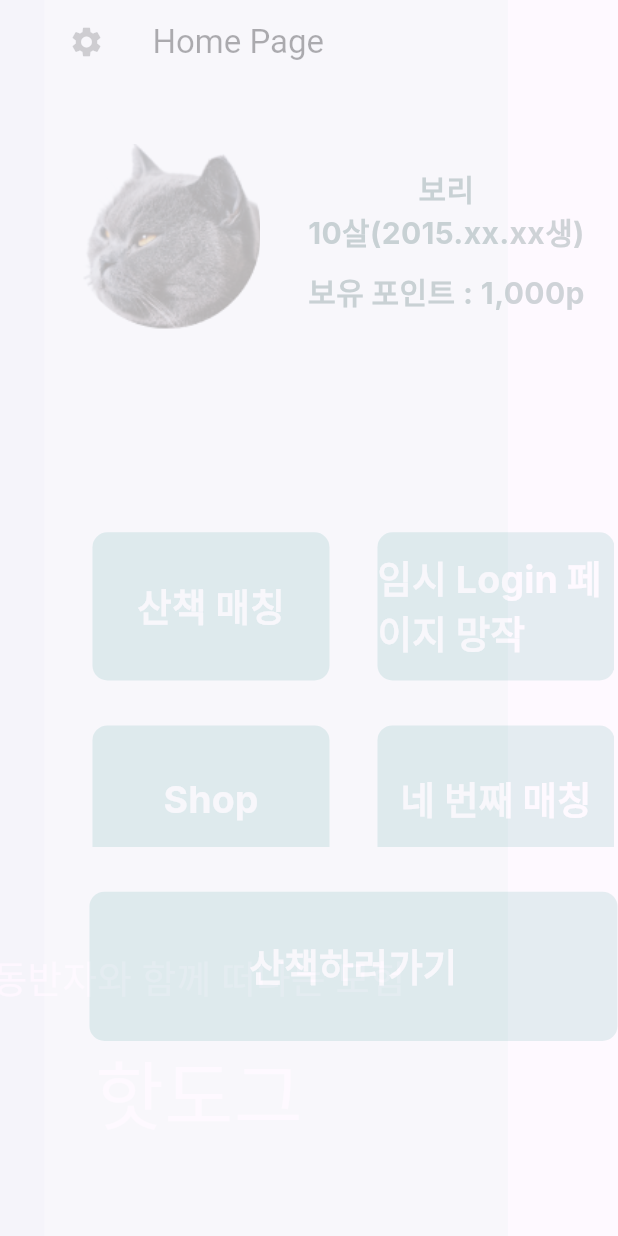
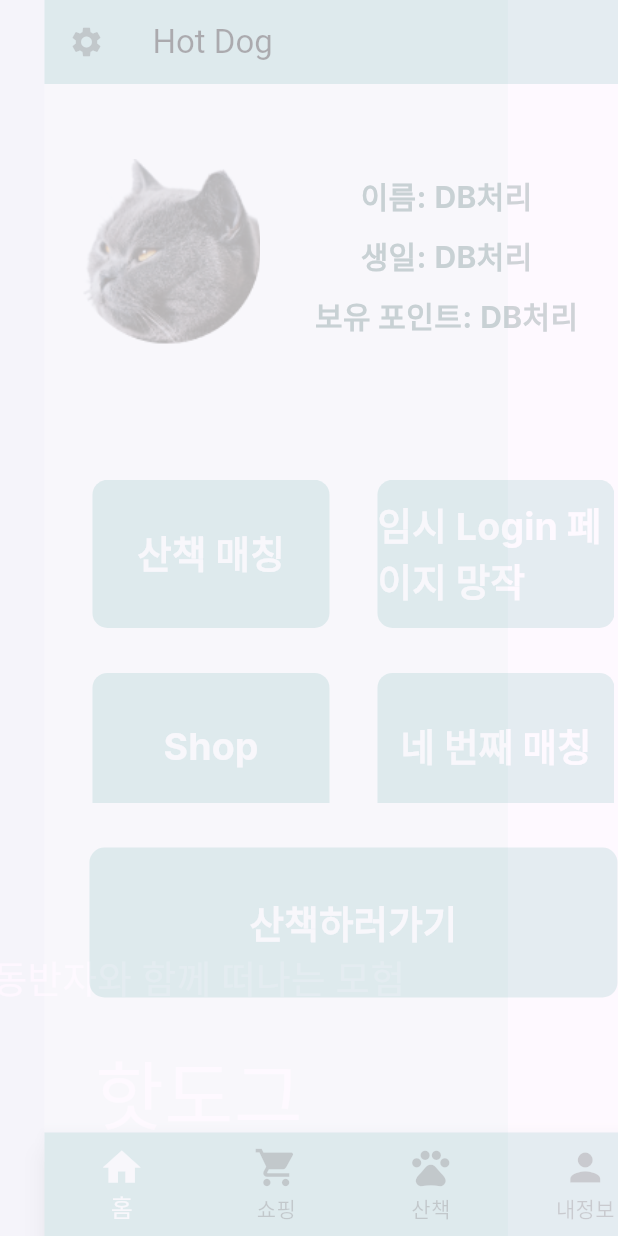
Before and after one commit to ddongleddongle/hotdog, a Flutter app: the screen it shows after launch, after a tap on the "settings" icon, on a phone screen of 412 x 824 dp. Run offline on Flutter 3.47's test engine with Material 3 defaults, Android fonts, the phone set to English and light mode, and no system bars; our stand-ins replace geocoding, geolocator, google_maps_flutter, permission_handler; missing offline and left inert: flutter_polyline_points, mysql_client; Roboto replaces fonts that are missing (Inter).

Commit message:
메인 페이지 수정

```diff
--- a/analysis_options.yaml
+++ b/analysis_options.yaml
@@ -21,6 +21,11 @@ linter:
   # `// ignore_for_file: name_of_lint` syntax on the line or in the file
   # producing the lint.
   rules:
+    prefer_typing_uninitialized_variables : false
+    prefer_const_constructors_in_immutables : false
+    prefer_const_constructors : false
+    avoid_print : false
+    prefer_const_literals_to_create_immutables : false
     # avoid_print: false  # Uncomment to disable the `avoid_print` rule
     # prefer_single_quotes: true  # Uncomment to enable the `prefer_single_quotes` rule
 
--- a/lib/Home.dart
+++ b/lib/Home.dart
@@ -10,47 +10,67 @@ class Home extends StatelessWidget {
   @override
   Widget build(BuildContext context) {
     return Scaffold(
-      appBar: AppBar(
-        backgroundColor: Colors.white,
-        leading: IconButton(
-          icon: Icon(Icons.settings, color: Colors.black54), // 설정 아이콘
-          onPressed: () {
-            // 설정 화면으로 이동하는 로직 추가
-            Navigator.push(
-              context,
-              MaterialPageRoute(builder: (context) => Start()), // Start 페이지로 이동
-            );
-          },
-        ),
-        title: Text("Home Page", style: TextStyle(color: Colors.black)), // 제목을 더 명확하게 설정
-      ),
+      appBar: _buildAppBar(context),
       body: Container(
-        width: double.infinity,
-        height: double.infinity,
         color: Colors.white,
         child: Column(
           children: [
-            Container(
-              margin: EdgeInsets.fromLTRB(0, 20, 0, 60),
+            _buildProfileSection(),
+            Expanded(child: _buildGridButtons(context)),
+            _buildWalkingButton(context),
+          ],
+        ),
+      ),
+      bottomNavigationBar: _buildBottomNavigationBar(context),
+    );
+  }
+
+  AppBar _buildAppBar(BuildContext context) {
+    return AppBar(
+      backgroundColor: Color(0xFFAAD5D1),
+      leading: IconButton(
+        icon: Icon(Icons.settings, color: Colors.black54),
+        onPressed: () {
+          Navigator.push(context, MaterialPageRoute(builder: (context) => Start()));
+        },
+      ),
+      title: Text("Hot Dog", style: TextStyle(color: Colors.black)),
+    );
+  }
+
+  Widget _buildProfileSection() {
+    return Container(
+      margin: EdgeInsets.fromLTRB(0, 30, 0, 30),
       padding: EdgeInsets.all(20),
       child: Row(
         mainAxisAlignment: MainAxisAlignment.spaceEvenly,
         children: [
           Expanded(
-                    flex: 1, // 이미지가 차지할 비율
-                    child: Image.asset('assets/pet.png', fit: BoxFit.contain), // 이미지 비율 유지
+            flex: 1,
+            child: Image.asset('assets/pet.png', fit: BoxFit.contain),
           ),
           Expanded(
-                    flex: 2, // 텍스트가 차지할 비율
+            flex: 2,
             child: Column(
-                      mainAxisAlignment: MainAxisAlignment.center, // 텍스트 중앙 정렬
+              mainAxisAlignment: MainAxisAlignment.center,
               children: [
-                        SizedBox(
-                          width: 225,
-                          height: 59,
+                _buildProfileText('이름: DB처리'),
+                _buildProfileText('생일: DB처리'),
+                _buildProfileText('보유 포인트: DB처리'),
+              ],
+            ),
+          ),
+        ],
+      ),
+    );
+  }
+
+  Widget _buildProfileText(String text) {
+    return Padding(
+      padding: const EdgeInsets.symmetric(vertical: 5),
       child: Text(
-                            '보리\n10살(2015.xx.xx생)',
-                            textAlign: TextAlign.center,
+        text,
+        textAlign: TextAlign.left,
         style: TextStyle(
           color: Color(0xFF62807D),
           fontSize: 20,
@@ -58,96 +78,47 @@ class Home extends StatelessWidget {
           fontWeight: FontWeight.w700,
         ),
       ),
-                        ),
-                        SizedBox(height: 10),
-                        Text(
-                          '보유 포인트 : 1,000p',
-                          textAlign: TextAlign.center,
-                          style: TextStyle(
-                            color: Color(0xFF63817E),
-                            fontSize: 20,
-                            fontFamily: 'Inter',
-                            fontWeight: FontWeight.w700,
-                          ),
-                        ),
-                      ],
-                    ),
-                  ),
-                ],
-              ),
-            ),
-            Expanded(
-              child: Container(
-                padding: EdgeInsets.only(top: 50),
+    );
+  }
+
+  Widget _buildGridButtons(BuildContext context) {
+    return Container(
+      padding: EdgeInsets.fromLTRB(0, 35, 0, 0),
       margin: const EdgeInsets.symmetric(horizontal: 32.0),
-
-                child: GridView(
-                  gridDelegate: SliverGridDelegateWithFixedCrossAxisCount(
+      child: GridView.count(
         crossAxisCount: 2,
         crossAxisSpacing: 32,
         mainAxisSpacing: 30,
         childAspectRatio: 1.6,
-                  ),
         children: [
-                    buildContainer(
-                      '산책 매칭',
-                          () {
-                        // 첫 번째 버튼 클릭 시 실행할 코드
-                        print('산책 매칭 버튼 클릭');
-                      },
-                    ),
-                    buildContainer(
-                      '임시 Login 페이지 망작',
-                          () {
-                        // 두 번째 버튼 클릭 시 실행할 코드
-                          Navigator.push(
-                            context,
-                            MaterialPageRoute(builder: (context) => Login()), // Start 페이지로 이동
-                          );
-                      },
-                    ),
-                    buildContainer(
-                      'Shop',
-                          () {
-                        // 세 번째 버튼 클릭 시 실행할 코드
-                          Navigator.push(
-                            context,
-                            MaterialPageRoute(builder: (context) => Shop()), // Start 페이지로 이동
-                          );
-                      },
-                    ),
-                    buildContainer(
-                      '네 번째 매칭',
-                          () {
-                        // 네 번째 버튼 클릭 시 실행할 코드
-                        print('네 번째 매칭 버튼 클릭');
-                      },
-                    ),
+          _buildButton('산책 매칭', () => print('산책 매칭 버튼 클릭')),
+          _buildButton('임시 Login 페이지 망작', () {
+            Navigator.push(context, MaterialPageRoute(builder: (context) => Login()));
+          }),
+          _buildButton('Shop', () {
+            Navigator.push(context, MaterialPageRoute(builder: (context) => Shop()));
+          }),
+          _buildButton('네 번째 매칭', () => print('네 번째 매칭 버튼 클릭')),
         ],
-                ),
-              ),
-            ),
-            Expanded(
-              child: Container(
-                padding: EdgeInsets.all(30),
-                margin: EdgeInsets.only(bottom: 100),
-                child: buildContainer(
-                    "산책하러가기", () {
-                  Navigator.push(
-                    context,
-                    MaterialPageRoute(builder: (context) => Walking()), // Start 페이지로 이동
-                  );
-                }
-                ),
-              ),
-            ),
-          ],
-        ),
       ),
     );
   }
 
-  Container buildContainer(String message, VoidCallback onPressed) {
+  Widget _buildWalkingButton(BuildContext context) {
+    return Container(
+      padding: EdgeInsets.all(30),
+      margin: EdgeInsets.only(bottom: 60),
+      child: SizedBox(
+        height: 100,
+        width: double.infinity,
+        child: _buildButton('산책하러가기', () {
+          Navigator.push(context, MaterialPageRoute(builder: (context) => Walking()));
+        }),
+      ),
+    );
+  }
+
+  Widget _buildButton(String label, VoidCallback onPressed) {
     return Container(
       decoration: ShapeDecoration(
         color: Color(0xFFAAD5D1),
@@ -157,14 +128,14 @@ class Home extends StatelessWidget {
       ),
       child: ElevatedButton(
         style: ElevatedButton.styleFrom(
-          backgroundColor: Colors.transparent, // 배경색 투명
-          shadowColor: Colors.transparent, // 그림자 없애기
-          padding: EdgeInsets.all(0), // 패딩 제거
+          backgroundColor: Colors.transparent,
+          shadowColor: Colors.transparent,
+          padding: EdgeInsets.zero,
         ),
         onPressed: onPressed,
         child: Center(
           child: Text(
-            message, // 전달된 message를 사용
+            label,
             style: TextStyle(
               color: Colors.white,
               fontSize: 25,
@@ -176,4 +147,55 @@ class Home extends StatelessWidget {
       ),
     );
   }
+
+  // 아래로 쭉 하단바
+  BottomNavigationBar _buildBottomNavigationBar(context) {
+    return BottomNavigationBar(
+      items: [
+        BottomNavigationBarItem(
+          icon: Icon(Icons.home),
+          label: '홈',
+        ),
+        BottomNavigationBarItem(
+          icon: Icon(Icons.shopping_cart),
+          label: '쇼핑',
+        ),
+        BottomNavigationBarItem(
+          icon: Icon(Icons.pets),
+          label: '산책',
+        ),
+        BottomNavigationBarItem(
+          icon: Icon(Icons.person),
+          label: '내정보',
+        ),
+      ],
+      backgroundColor: Color(0xFFAAD5D1),
+      selectedItemColor: Colors.white,
+      unselectedItemColor: Colors.black54,
+      type: BottomNavigationBarType.fixed,
+      iconSize: 30,
+      selectedFontSize: 16,
+      unselectedFontSize: 14,
+      onTap: (index) {
+        switch (index) {
+          case 0:
+            print('홈 선택됨');
+            break;
+          case 1:
+            print('쇼핑 선택됨');
+            Navigator.push(context, MaterialPageRoute(builder: (context) => Shop()));
+            break;
+          case 2:
+            print('산책 선택됨');
+            Navigator.push(context, MaterialPageRoute(builder: (context) => Walking()));
+            break;
+          case 3:
+            print('내정보 선택됨');
+            // 로직 아직 추가 안함
+            break;
         }
+      },
+    );
+  }
+}
+// 여기 껄쥐
```
Also changed, not shown: 3 other files. Lines whose indentation alone changed are shown as unchanged.
